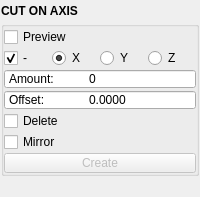
Above: mayatk/edit_utils/cut_on_axis.ui from m3trik/mayatk before the change. Below: the same form after it.
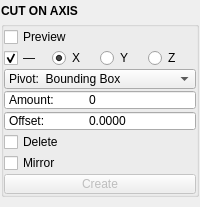
That is the form after the change. Custom widgets are drawn as their Qt base class.

```diff
--- a/mayatk/edit_utils/cut_on_axis.ui
+++ b/mayatk/edit_utils/cut_on_axis.ui
@@ -7,7 +7,7 @@
     <x>0</x>
     <y>0</y>
     <width>200</width>
-    <height>197</height>
+    <height>207</height>
    </rect>
   </property>
   <property name="windowTitle">
@@ -99,103 +99,7 @@
          <property name="verticalSpacing">
           <number>1</number>
          </property>
-         <item row="7" column="0" colspan="4">
-          <widget class="DoubleSpinBox" name="s001">
-           <property name="minimumSize">
-            <size>
-             <width>0</width>
-             <height>20</height>
-            </size>
-           </property>
-           <property name="maximumSize">
-            <size>
-             <width>16777215</width>
-             <height>20</height>
-            </size>
-           </property>
-           <property name="toolTip">
-            <string>Offset amount from the center for the cut.</string>
-           </property>
-           <property name="buttonSymbols">
-            <enum>QAbstractSpinBox::NoButtons</enum>
-           </property>
-           <property name="prefix">
-            <string>Offset:	</string>
-           </property>
-           <property name="decimals">
-            <number>4</number>
-           </property>
-           <property name="minimum">
-            <double>-10000.000000000000000</double>
-           </property>
-           <property name="maximum">
-            <double>10000.000000000000000</double>
-           </property>
-           <property name="singleStep">
-            <double>0.100000000000000</double>
-           </property>
-           <property name="value">
-            <double>0.000000000000000</double>
-           </property>
-          </widget>
-         </item>
-         <item row="8" column="0" colspan="4">
-          <widget class="QCheckBox" name="chk005">
-           <property name="enabled">
-            <bool>true</bool>
-           </property>
-           <property name="toolTip">
-            <string>Delete faces on the specified axis.</string>
-           </property>
-           <property name="text">
-            <string>Delete</string>
-           </property>
-           <property name="checked">
-            <bool>false</bool>
-           </property>
-          </widget>
-         </item>
-         <item row="2" column="3">
-          <widget class="QRadioButton" name="chk004">
-           <property name="text">
-            <string>Z</string>
-           </property>
-          </widget>
-         </item>
-         <item row="9" column="0" colspan="4">
-          <widget class="QCheckBox" name="chk006">
-           <property name="enabled">
-            <bool>true</bool>
-           </property>
-           <property name="toolTip">
-            <string>Mirror the object across the opposing axis.</string>
-           </property>
-           <property name="text">
-            <string>Mirror</string>
-           </property>
-          </widget>
-         </item>
-         <item row="2" column="0">
-          <widget class="QCheckBox" name="chk001">
-           <property name="text">
-            <string>-</string>
-           </property>
-           <property name="checked">
-            <bool>true</bool>
-           </property>
-          </widget>
-         </item>
-         <item row="2" column="1">
-          <widget class="QRadioButton" name="chk002">
-           <property name="text">
-            <string>X</string>
-           </property>
-           <property name="checked">
-            <bool>true</bool>
-           </property>
-          </widget>
-         </item>
-         <item row="10" column="0" colspan="4">
+         <item row="11" column="0" colspan="4">
           <layout class="QHBoxLayout" name="horizontalLayout_2">
            <property name="spacing">
             <number>0</number>
@@ -287,7 +191,7 @@
            </item>
           </layout>
          </item>
-         <item row="6" column="0" colspan="4">
+         <item row="7" column="0" colspan="4">
           <widget class="QSpinBox" name="s000">
            <property name="minimumSize">
             <size>
@@ -318,6 +222,148 @@
            </property>
           </widget>
          </item>
+         <item row="2" column="1">
+          <widget class="QRadioButton" name="chk002">
+           <property name="text">
+            <string>X</string>
+           </property>
+           <property name="checked">
+            <bool>true</bool>
+           </property>
+          </widget>
+         </item>
+         <item row="2" column="3">
+          <widget class="QRadioButton" name="chk004">
+           <property name="text">
+            <string>Z</string>
+           </property>
+          </widget>
+         </item>
+         <item row="8" column="0" colspan="4">
+          <widget class="DoubleSpinBox" name="s001">
+           <property name="minimumSize">
+            <size>
+             <width>0</width>
+             <height>20</height>
+            </size>
+           </property>
+           <property name="maximumSize">
+            <size>
+             <width>16777215</width>
+             <height>20</height>
+            </size>
+           </property>
+           <property name="toolTip">
+            <string>Offset amount from the center for the cut.</string>
+           </property>
+           <property name="buttonSymbols">
+            <enum>QAbstractSpinBox::NoButtons</enum>
+           </property>
+           <property name="prefix">
+            <string>Offset:	</string>
+           </property>
+           <property name="decimals">
+            <number>4</number>
+           </property>
+           <property name="minimum">
+            <double>-10000.000000000000000</double>
+           </property>
+           <property name="maximum">
+            <double>10000.000000000000000</double>
+           </property>
+           <property name="singleStep">
+            <double>0.100000000000000</double>
+           </property>
+           <property name="value">
+            <double>0.000000000000000</double>
+           </property>
+          </widget>
+         </item>
+         <item row="9" column="0" colspan="4">
+          <widget class="QCheckBox" name="chk005">
+           <property name="enabled">
+            <bool>true</bool>
+           </property>
+           <property name="toolTip">
+            <string>Delete faces on the specified axis.</string>
+           </property>
+           <property name="text">
+            <string>Delete</string>
+           </property>
+           <property name="checked">
+            <bool>false</bool>
+           </property>
+          </widget>
+         </item>
+         <item row="10" column="0" colspan="4">
+          <widget class="QCheckBox" name="chk006">
+           <property name="enabled">
+            <bool>true</bool>
+           </property>
+           <property name="toolTip">
+            <string>Mirror the object across the opposing axis.</string>
+           </property>
+           <property name="text">
+            <string>Mirror</string>
+           </property>
+          </widget>
+         </item>
+         <item row="2" column="0">
+          <widget class="QCheckBox" name="chk001">
+           <property name="text">
+            <string>—</string>
+           </property>
+           <property name="checked">
+            <bool>true</bool>
+           </property>
+          </widget>
+         </item>
+         <item row="6" column="0" colspan="4">
+          <widget class="ComboBox" name="cmb000">
+           <property name="minimumSize">
+            <size>
+             <width>0</width>
+             <height>20</height>
+            </size>
+           </property>
+           <property name="maximumSize">
+            <size>
+             <width>16777215</width>
+             <height>20</height>
+            </size>
+           </property>
+           <property name="toolTip">
+            <string>&lt;html&gt;&lt;head/&gt;&lt;body&gt;&lt;p&gt;Controls how the edges of the mirrored geometry are treated. Set to 0 to keep border edges of the mirrored and original geometry separate, 1 to automatically merge border edges based on the specified 'mergeThreshold', or 2 to extrude and connect border edges to form a bridge between the original and mirrored parts.&lt;/p&gt;&lt;/body&gt;&lt;/html&gt;</string>
+           </property>
+           <property name="maxVisibleItems">
+            <number>40</number>
+           </property>
+           <property name="maxCount">
+            <number>500</number>
+           </property>
+           <property name="sizeAdjustPolicy">
+            <enum>QComboBox::AdjustToContents</enum>
+           </property>
+           <property name="frame">
+            <bool>true</bool>
+           </property>
+           <item>
+            <property name="text">
+             <string>Pivot:  Bounding Box</string>
+            </property>
+           </item>
+           <item>
+            <property name="text">
+             <string>Pivot:  Object</string>
+            </property>
+           </item>
+           <item>
+            <property name="text">
+             <string>Pivot:  World</string>
+            </property>
+           </item>
+          </widget>
+         </item>
         </layout>
        </widget>
       </item>
@@ -345,6 +391,11 @@
    <extends>QLabel</extends>
    <header>uitk.widgets.header.Header.h</header>
   </customwidget>
+  <customwidget>
+   <class>ComboBox</class>
+   <extends>QComboBox</extends>
+   <header>uitk.widgets.comboBox.ComboBox.h</header>
+  </customwidget>
   <customwidget>
    <class>DoubleSpinBox</class>
    <extends>QDoubleSpinBox</extends>
```
Left out of the diff: 3 changed lines with no effect on the pictures.
